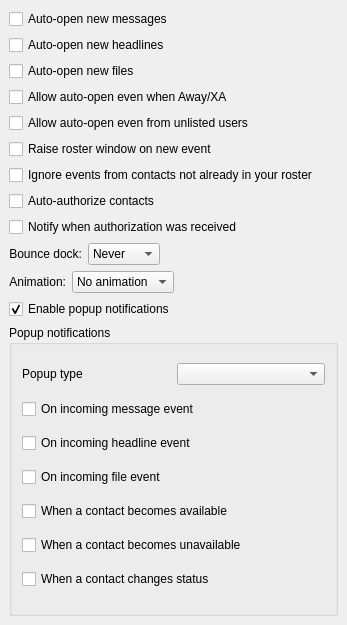
BackupTheBerlios/synapse-xmpp-svn, file main/synapse-im/src/options/opt_events.ui: the form before one commit.
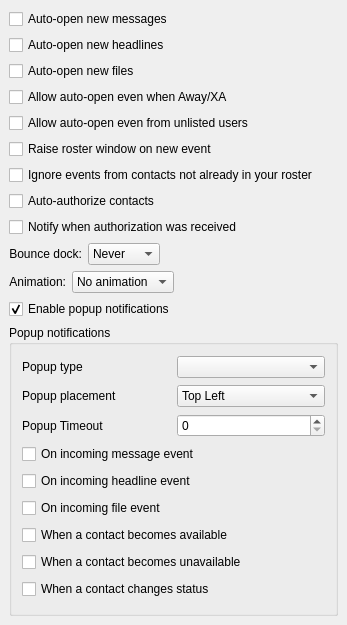
The form after the commit.

Commit message: New configurable Full popup.

Diff of the .ui file:
```diff
--- a/main/synapse-im/src/options/opt_events.ui
+++ b/main/synapse-im/src/options/opt_events.ui
@@ -234,6 +234,55 @@
         </item>
        </layout>
       </item>
+      <item>
+       <layout class="QHBoxLayout" >
+        <item>
+         <widget class="QLabel" name="lb_popupPlacement" >
+          <property name="text" >
+           <string>Popup placement</string>
+          </property>
+         </widget>
+        </item>
+        <item>
+         <widget class="QComboBox" name="cb_popupPlacement" >
+          <item>
+           <property name="text" >
+            <string>Top Left</string>
+           </property>
+          </item>
+          <item>
+           <property name="text" >
+            <string>Top Right</string>
+           </property>
+          </item>
+          <item>
+           <property name="text" >
+            <string>Bottom Left</string>
+           </property>
+          </item>
+          <item>
+           <property name="text" >
+            <string>Bottom Right</string>
+           </property>
+          </item>
+         </widget>
+        </item>
+       </layout>
+      </item>
+      <item>
+       <layout class="QHBoxLayout" >
+        <item>
+         <widget class="QLabel" name="lb_popupTimeout" >
+          <property name="text" >
+           <string>Popup Timeout</string>
+          </property>
+         </widget>
+        </item>
+        <item>
+         <widget class="QSpinBox" name="sb_popupTimeout" />
+        </item>
+       </layout>
+      </item>
       <item>
        <widget class="QCheckBox" name="ck_popupOnMessage" >
         <property name="text" >
```
Left out of the diff: 75 changed lines with no effect on the pictures. The commit also changes 9 other files.
